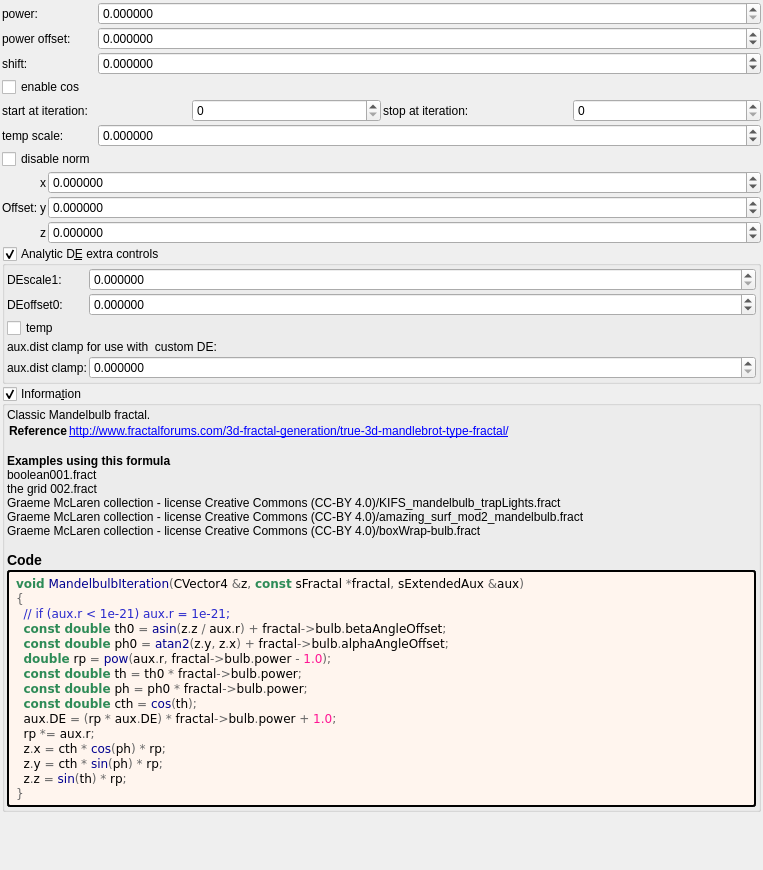
Old version of the form mandelbulber2/formula/ui/mandelnest.ui in the repository buddhi1980/mandelbulber2.
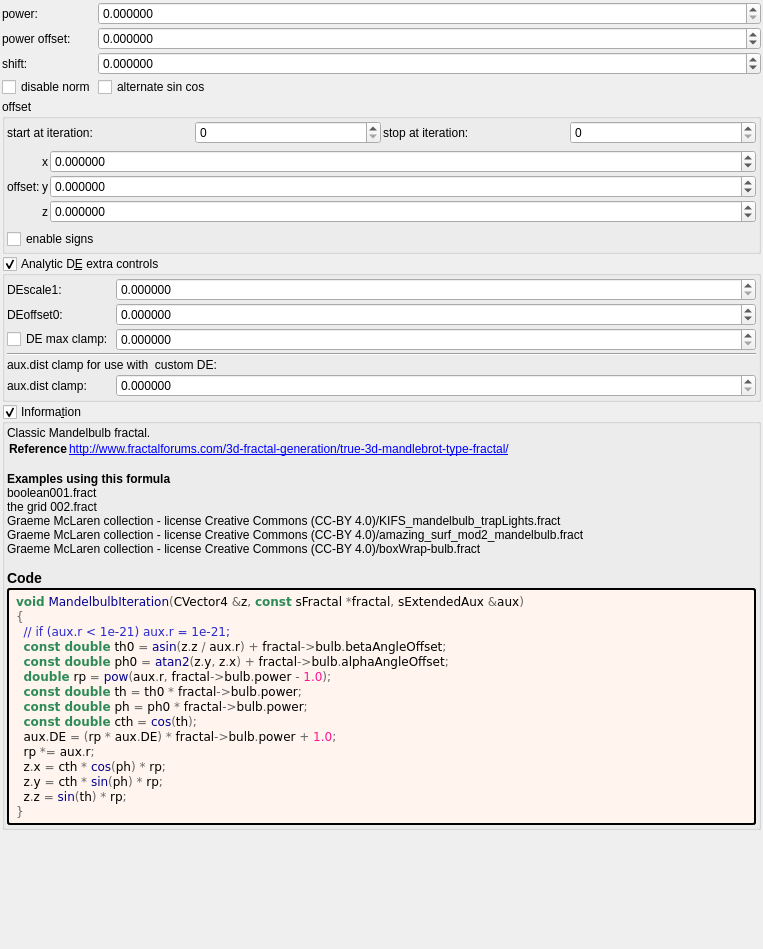
New version of the form. Custom widgets are drawn as their Qt base class.

Patch:
```diff
--- a/mandelbulber2/formula/ui/mandelnest.ui
+++ b/mandelbulber2/formula/ui/mandelnest.ui
@@ -7,7 +7,7 @@
     <x>0</x>
     <y>0</y>
     <width>763</width>
-    <height>870</height>
+    <height>949</height>
    </rect>
   </property>
   <property name="windowTitle">
@@ -34,6 +34,40 @@
      <property name="spacing">
       <number>2</number>
      </property>
+     <item row="2" column="1" rowspan="2">
+      <widget class="MyDoubleSpinBox" name="spinbox_transf_offset_0">
+       <property name="sizePolicy">
+        <sizepolicy hsizetype="Minimum" vsizetype="Maximum">
+         <horstretch>0</horstretch>
+         <verstretch>0</verstretch>
+        </sizepolicy>
+       </property>
+       <property name="toolTip">
+        <string>&lt;html&gt;&lt;head/&gt;&lt;body&gt;&lt;p&gt;Clamps are only variable in slot#1,&lt;/p&gt;&lt;p&gt;in other slots they are set to default&lt;/p&gt;&lt;/body&gt;&lt;/html&gt;</string>
+       </property>
+       <property name="prefix">
+        <string/>
+       </property>
+       <property name="suffix">
+        <string/>
+       </property>
+       <property name="decimals">
+        <number>6</number>
+       </property>
+       <property name="minimum">
+        <double>-99.989999999999995</double>
+       </property>
+       <property name="maximum">
+        <double>99.989999999999995</double>
+       </property>
+       <property name="singleStep">
+        <double>0.100000000000000</double>
+       </property>
+       <property name="value">
+        <double>0.000000000000000</double>
+       </property>
+      </widget>
+     </item>
      <item row="0" column="1">
       <widget class="MyDoubleSpinBox" name="spinbox_power">
        <property name="sizePolicy">
@@ -62,20 +96,6 @@
        </property>
       </widget>
      </item>
-     <item row="3" column="0">
-      <widget class="MyCheckBox" name="checkBox_transf_function_enabled_false">
-       <property name="text">
-        <string notr="true">enable cos</string>
-       </property>
-      </widget>
-     </item>
-     <item row="6" column="0">
-      <widget class="MyCheckBox" name="checkBox_transf_function_enabledA_false">
-       <property name="text">
-        <string notr="true">disable norm</string>
-       </property>
-      </widget>
-     </item>
      <item row="1" column="0">
       <widget class="QLabel" name="label_270">
        <property name="text">
@@ -117,47 +137,6 @@
        </property>
       </widget>
      </item>
-     <item row="2" column="1">
-      <widget class="MyDoubleSpinBox" name="spinbox_transf_offset_0">
-       <property name="sizePolicy">
-        <sizepolicy hsizetype="Minimum" vsizetype="Maximum">
-         <horstretch>0</horstretch>
-         <verstretch>0</verstretch>
-        </sizepolicy>
-       </property>
-       <property name="toolTip">
-        <string>&lt;html&gt;&lt;head/&gt;&lt;body&gt;&lt;p&gt;Clamps are only variable in slot#1,&lt;/p&gt;&lt;p&gt;in other slots they are set to default&lt;/p&gt;&lt;/body&gt;&lt;/html&gt;</string>
-       </property>
-       <property name="prefix">
-        <string/>
-       </property>
-       <property name="suffix">
-        <string/>
-       </property>
-       <property name="decimals">
-        <number>6</number>
-       </property>
-       <property name="minimum">
-        <double>-99.989999999999995</double>
-       </property>
-       <property name="maximum">
-        <double>99.989999999999995</double>
-       </property>
-       <property name="singleStep">
-        <double>0.100000000000000</double>
-       </property>
-       <property name="value">
-        <double>0.000000000000000</double>
-       </property>
-      </widget>
-     </item>
-     <item row="2" column="0">
-      <widget class="QLabel" name="label_7">
-       <property name="text">
-        <string>shift:</string>
-       </property>
-      </widget>
-     </item>
      <item row="0" column="0">
       <widget class="QLabel" name="label_10">
        <property name="text">
@@ -165,48 +144,48 @@
        </property>
       </widget>
      </item>
-     <item row="5" column="0">
-      <widget class="QLabel" name="label_11">
+     <item row="2" column="0" rowspan="2">
+      <widget class="QLabel" name="label_7">
        <property name="text">
-        <string>temp scale:</string>
+        <string>shift:</string>
        </property>
       </widget>
      </item>
-     <item row="5" column="1">
-      <widget class="MyDoubleSpinBox" name="spinbox_transf_scale_1">
-       <property name="sizePolicy">
-        <sizepolicy hsizetype="Minimum" vsizetype="Maximum">
-         <horstretch>0</horstretch>
-         <verstretch>0</verstretch>
-        </sizepolicy>
+     <item row="4" column="0">
+      <widget class="MyCheckBox" name="checkBox_transf_function_enabledA_false">
+       <property name="text">
+        <string notr="true">disable norm</string>
        </property>
-       <property name="toolTip">
-        <string>&lt;html&gt;&lt;head/&gt;&lt;body&gt;&lt;p&gt;Clamps are only variable in slot#1,&lt;/p&gt;&lt;p&gt;in other slots they are set to default&lt;/p&gt;&lt;/body&gt;&lt;/html&gt;</string>
+      </widget>
+     </item>
+     <item row="4" column="1">
+      <widget class="MyCheckBox" name="checkBox_transf_function_enabledC_false">
+       <property name="text">
+        <string notr="true">alternate sin cos</string>
        </property>
-       <property name="prefix">
-        <string/>
-       </property>
-       <property name="suffix">
-        <string/>
-       </property>
-       <property name="decimals">
-        <number>6</number>
-       </property>
-       <property name="minimum">
-        <double>-99.989999999999995</double>
-       </property>
-       <property name="maximum">
-        <double>99.989999999999995</double>
-       </property>
-       <property name="singleStep">
-        <double>0.100000000000000</double>
-       </property>
-       <property name="value">
-        <double>0.000000000000000</double>
-       </property>
-      </widget>
-     </item>
-     <item row="4" column="0" colspan="2">
+      </widget>
+     </item>
+    </layout>
+   </item>
+   <item>
+    <widget class="QGroupBox" name="groupBox">
+     <property name="title">
+      <string>offset</string>
+     </property>
+     <layout class="QVBoxLayout" name="verticalLayout_4">
+      <property name="leftMargin">
+       <number>2</number>
+      </property>
+      <property name="topMargin">
+       <number>2</number>
+      </property>
+      <property name="rightMargin">
+       <number>2</number>
+      </property>
+      <property name="bottomMargin">
+       <number>2</number>
+      </property>
+      <item>
       <layout class="QGridLayout" name="gridLayout_69">
        <property name="spacing">
         <number>2</number>
@@ -253,8 +232,6 @@
        </item>
       </layout>
      </item>
-    </layout>
-   </item>
    <item>
     <layout class="QGridLayout" name="gridLayout_39" columnstretch="0,0,1">
      <property name="spacing">
@@ -284,7 +261,7 @@
      <item row="0" column="0" rowspan="3">
       <widget class="QLabel" name="label_276">
        <property name="text">
-        <string>Offset:</string>
+           <string>offset:</string>
        </property>
       </widget>
      </item>
@@ -393,6 +370,16 @@
     </layout>
    </item>
    <item>
+       <widget class="MyCheckBox" name="checkBox_transf_function_enabled_false">
+        <property name="text">
+         <string notr="true">enable signs</string>
+        </property>
+       </widget>
+      </item>
+     </layout>
+    </widget>
+   </item>
+   <item>
     <widget class="MyGroupBox" name="groupCheck_analyticDE_enabled_false">
      <property name="toolTip">
       <string>&lt;html&gt;&lt;head/&gt;&lt;body&gt;&lt;p&gt;Adjusts the DE every time this slot is iterated.&lt;/p&gt;&lt;p&gt;The aim is to keep these parameters as low as possible.&lt;/p&gt;&lt;p&gt;High values improve the DE, but detail is lost.&lt;/p&gt;&lt;p&gt;Occasionally a negative Offset value is used. &lt;/p&gt;&lt;/body&gt;&lt;/html&gt;</string>
@@ -424,6 +411,37 @@
         <property name="spacing">
          <number>2</number>
         </property>
+        <item row="4" column="1">
+         <widget class="MyDoubleSpinBox" name="spinbox_analyticDE_offset_2">
+          <property name="sizePolicy">
+           <sizepolicy hsizetype="Minimum" vsizetype="Maximum">
+            <horstretch>0</horstretch>
+            <verstretch>0</verstretch>
+           </sizepolicy>
+          </property>
+          <property name="toolTip">
+           <string>&lt;html&gt;&lt;head/&gt;&lt;body&gt;&lt;p&gt;Clamps are only variable in slot#1,&lt;/p&gt;&lt;p&gt;in other slots they are set to default&lt;/p&gt;&lt;/body&gt;&lt;/html&gt;</string>
+          </property>
+          <property name="prefix">
+           <string/>
+          </property>
+          <property name="suffix">
+           <string/>
+          </property>
+          <property name="decimals">
+           <number>6</number>
+          </property>
+          <property name="minimum">
+           <double>0.000000000000000</double>
+          </property>
+          <property name="maximum">
+           <double>99.989999999999995</double>
+          </property>
+          <property name="singleStep">
+           <double>0.100000000000000</double>
+          </property>
+         </widget>
+        </item>
         <item row="3" column="0">
          <widget class="QLabel" name="label_269">
           <property name="text">
@@ -462,7 +480,7 @@
           </property>
          </widget>
         </item>
-        <item row="6" column="1">
+        <item row="7" column="1">
          <widget class="MyDoubleSpinBox" name="spinbox_analyticDE_offset_1">
           <property name="sizePolicy">
            <sizepolicy hsizetype="Minimum" vsizetype="Maximum">
@@ -527,21 +545,14 @@
           </property>
          </widget>
         </item>
-        <item row="5" column="0" colspan="2">
+        <item row="6" column="0" colspan="2">
          <widget class="QLabel" name="label_258">
           <property name="text">
            <string>aux.dist clamp for use with  custom DE:</string>
           </property>
          </widget>
         </item>
-        <item row="2" column="0">
-         <widget class="QLabel" name="label_256">
-          <property name="text">
-           <string>DEscale1:</string>
-          </property>
-         </widget>
-        </item>
-        <item row="6" column="0">
+        <item row="7" column="0">
          <widget class="QLabel" name="label_257">
           <property name="text">
            <string>aux.dist clamp:</string>
@@ -551,7 +562,21 @@
         <item row="4" column="0">
          <widget class="MyCheckBox" name="checkBox_transf_function_enabledB_false">
           <property name="text">
-           <string notr="true">temp</string>
+           <string notr="true">DE max clamp:</string>
+          </property>
+         </widget>
+        </item>
+        <item row="5" column="0" colspan="2">
+         <widget class="Line" name="line">
+          <property name="orientation">
+           <enum>Qt::Horizontal</enum>
+          </property>
+         </widget>
+        </item>
+        <item row="2" column="0">
+         <widget class="QLabel" name="label_256">
+          <property name="text">
+           <string>DEscale1:</string>
           </property>
          </widget>
         </item>
```
Lines whose indentation alone changed are shown as unchanged.
